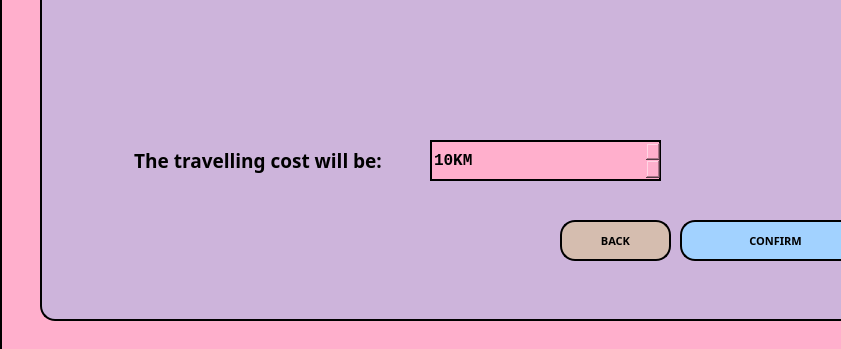
The window that ui/ui/Summary.ui (saqlainrai/DSA-Final-Project) describes before a commit, drawn with Qt 5; both pictures show x 0 to 841 and y 220 to 569 of the 1030 by 569 pixel window.
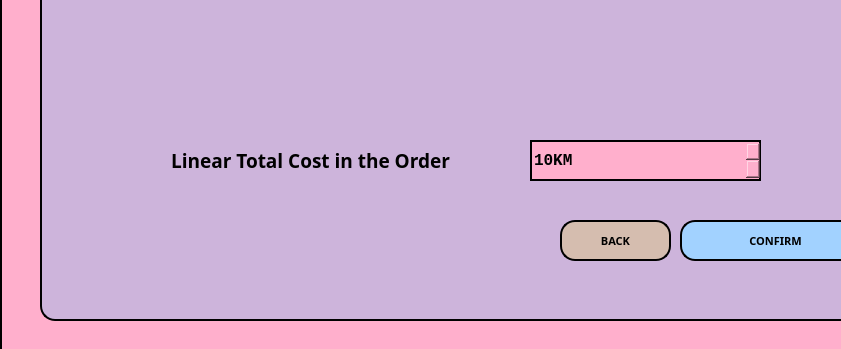
The same window after the commit.

Patch:
```diff
--- a/ui/ui/Summary.ui
+++ b/ui/ui/Summary.ui
@@ -199,7 +199,7 @@
       <rect>
        <x>110</x>
        <y>360</y>
-       <width>301</width>
+       <width>401</width>
        <height>41</height>
       </rect>
      </property>
@@ -218,7 +218,7 @@
 </string>
      </property>
      <property name="text">
-      <string>The travelling cost will be: </string>
+      <string>Linear Total Cost in the Order</string>
      </property>
      <property name="alignment">
       <set>Qt::AlignCenter</set>
@@ -227,7 +227,7 @@
     <widget class="QSpinBox" name="spinCost">
      <property name="geometry">
       <rect>
-       <x>430</x>
+       <x>530</x>
        <y>360</y>
        <width>231</width>
        <height>41</height>
```
